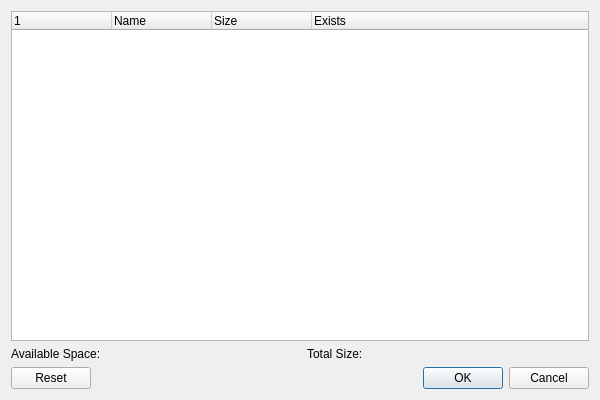
First picture: the form in src/frontend/import_dialog.ui, repository zhaowenlan1779/threeSD, before the edit.
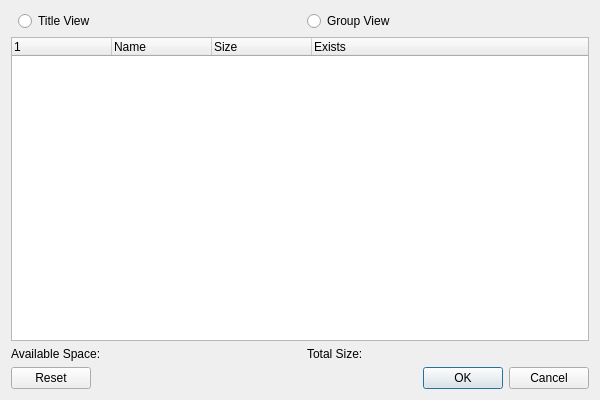
Second picture: the form after the edit.

Commit message: frontend: Allow selection of views

Diff of the .ui file:
```diff
--- a/src/frontend/import_dialog.ui
+++ b/src/frontend/import_dialog.ui
@@ -14,6 +14,31 @@
    <string>Select Contents</string>
   </property>
   <layout class="QVBoxLayout">
+   <item>
+    <layout class="QHBoxLayout">
+     <item>
+      <spacer>
+       <property name="orientation">
+        <enum>Qt::Horizontal</enum>
+       </property>
+      </spacer>
+     </item>
+     <item>
+      <widget class="QRadioButton" name="title_view_button">
+       <property name="text">
+        <string>Title View</string>
+       </property>
+      </widget>
+     </item>
+     <item>
+      <widget class="QRadioButton" name="group_view_button">
+       <property name="text">
+        <string>Group View</string>
+       </property>
+      </widget>
+     </item>
+    </layout>
+   </item>
    <item>
     <widget class="QTreeWidget" name="main">
      <column>
```
The commit also changes 3 other files.
